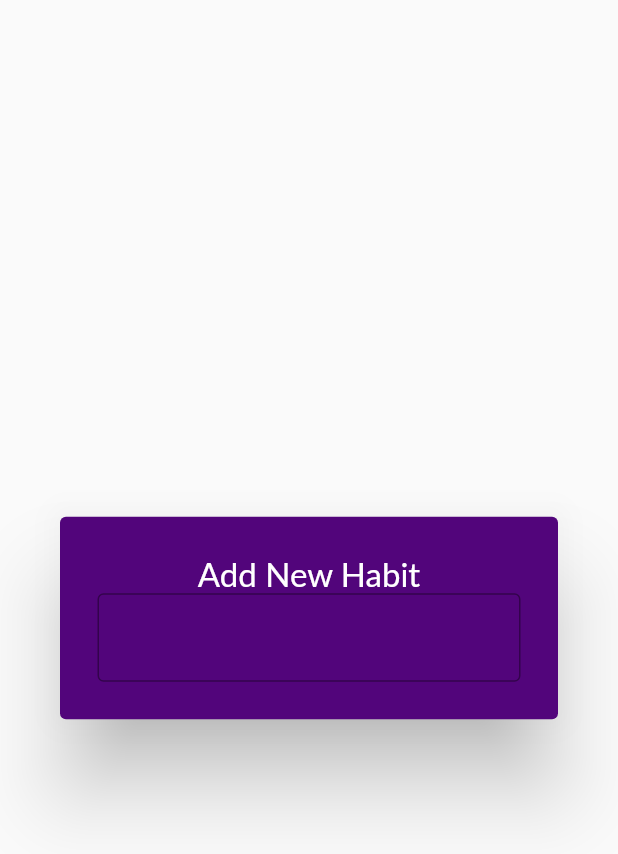
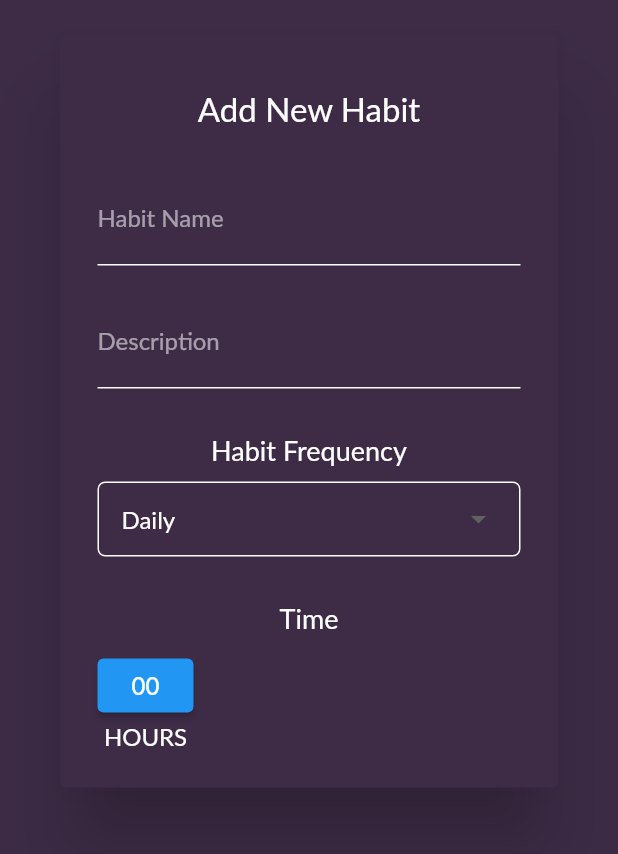
Before and after one commit to Mastagoon/habit-make, a Flutter app: the AddHabitDialog widget shown alone on an empty page, opened directly, on a phone screen of 412 x 824 dp. Shown: the top 854 px of the screen. Run offline on Flutter 3.47's test engine with Material 2 defaults, Android fonts, the phone set to English and light mode, and no system bars; our stand-ins replace percent_indicator; missing offline and left inert: isoweek; Roboto replaces fonts that are missing (Lato).

Commit message:
add new habit modal

```diff
--- a/lib/constants/colors.dart
+++ b/lib/constants/colors.dart
@@ -1,5 +1,6 @@
 final primaryColor = 0xffBC6FF1;
 final secondaryColor = 0xff52057B;
+final secondaryColorDark = 0xff3E2C47;
 final accentColor = 0xff212121;
 final mainBackgroundColor = 0xff000000;
 final darkSeperator = 0xff707070;
--- a/lib/main.dart
+++ b/lib/main.dart
@@ -7,6 +7,7 @@ void main() => runApp(
       MaterialApp(
         title: "Habit Maker",
         theme: ThemeData(
+          canvasColor: Color(secondaryColorDark),
           primaryColor: Color(secondaryColor),
           fontFamily: "Lato",
           bottomSheetTheme:
--- a/lib/screens/components/add_habit.dart
+++ b/lib/screens/components/add_habit.dart
@@ -12,26 +12,148 @@ class AddHabitDialog extends StatefulWidget {
 }
 
 class _AddHabitDialogState extends State<AddHabitDialog> {
+  // list
+  static final List<String> frequency = <String>["Daily", "Weekly", "Monthly"];
+  String dropdownChoice = frequency.first;
+
+  @override
+  void initState() {
+    super.initState();
+  }
+
   @override
   Widget build(BuildContext context) {
     return BackdropFilter(
       filter: ImageFilter.blur(sigmaX: 20, sigmaY: 20),
+      child: SingleChildScrollView(
         child: Dialog(
-        backgroundColor: Color(secondaryColor),
+          backgroundColor: Color(secondaryColorDark),
           child: Container(
             padding: EdgeInsets.all(25),
             child: Column(
               mainAxisSize: MainAxisSize.min,
               children: [
                 // title
-              Text(
+                Container(
+                  padding: EdgeInsets.fromLTRB(0, 10, 0, 30),
+                  child: Text(
                     "Add New Habit",
                     style: lightText(22),
                   ),
+                ),
                 TextField(
-                decoration: InputDecoration(border: OutlineInputBorder()),
+                  style: lightText(18),
+                  decoration: InputDecoration(
+                    border: UnderlineInputBorder(
+                      borderSide: BorderSide(color: Colors.white),
+                    ),
+                    enabledBorder: UnderlineInputBorder(
+                      borderSide: BorderSide(color: Colors.white),
+                    ),
+                    // focusedBorder: UnderlineInputBorder(
+                    //   borderSide: BorderSide(color: Color(primaryColor)),
+                    // ),
+                    labelText: "Habit Name",
+                    labelStyle: hintText(16),
+                    fillColor: Colors.white,
+                    // prefixIcon: Icon(Icons.description),
+                  ),
+                ),
+                SizedBox(
+                  height: 20,
+                ),
+                TextField(
+                  style: lightText(18),
+                  decoration: InputDecoration(
+                    border: UnderlineInputBorder(
+                      borderSide: BorderSide(color: Colors.white),
+                    ),
+                    enabledBorder: UnderlineInputBorder(
+                      borderSide: BorderSide(color: Colors.white),
+                    ),
+                    // focusedBorder: UnderlineInputBorder(
+                    //   borderSide: BorderSide(color: Color(primaryColor)),
+                    // ),
+                    labelText: "Description",
+                    labelStyle: hintText(16),
+                  ),
+                ),
+                SizedBox(
+                  height: 20,
+                ),
+                Container(
+                  padding: EdgeInsets.only(top: 10, bottom: 10),
+                  child: Text(
+                    "Habit Frequency",
+                    style: lightText(18),
+                  ),
+                ),
+                Container(
+                  padding: EdgeInsets.symmetric(horizontal: 15),
+                  decoration: BoxDecoration(
+                    borderRadius: BorderRadius.circular(5),
+                    color: Color(secondaryColorDark),
+                    border: Border.all(color: Colors.white),
+                  ),
+                  child: Column(
+                    crossAxisAlignment: CrossAxisAlignment.stretch,
+                    children: [
+                      DropdownButtonHideUnderline(
+                        // #TODO create your own dropdown menu
+                        child: DropdownButton(
+                          isExpanded: true,
+                          value: dropdownChoice,
+                          items: frequency
+                              .map(
+                                (item) => DropdownMenuItem<String>(
+                                  child: Text(
+                                    item,
+                                    style: lightText(16),
+                                  ),
+                                  value: item,
+                                ),
+                              )
+                              .toList(),
+                          onChanged: (value) => setState(() {
+                            this.dropdownChoice = value.toString();
+                          }),
+                        ),
+                      ),
+                    ],
+                  ),
+                ),
+                SizedBox(
+                  height: 20,
+                ),
+                Container(
+                  padding: EdgeInsets.only(top: 10, bottom: 10),
+                  child: Text(
+                    "Time",
+                    style: lightText(18),
+                  ),
+                ),
+                // choose time
+                Row(
+                  children: [
+                    Column(
+                      children: [
+                        ElevatedButton(
+                          onPressed: () {},
+                          child: Text(
+                            "00",
+                            style: lightText(16),
+                          ),
+                        ),
+                        Text(
+                          "HOURS",
+                          style: lightText(16),
+                        ),
+                      ],
                     )
                   ],
+                )
+              ],
+            ),
           ),
         ),
       ),
--- a/lib/screens/home.dart
+++ b/lib/screens/home.dart
@@ -17,6 +17,7 @@ class _HomeState extends State<Home> {
   @override
   Widget build(BuildContext context) {
     return Scaffold(
+      resizeToAvoidBottomInset: false,
       appBar: AppBar(
         title: Text("Habit Builder"),
         leading: Icon(
@@ -44,7 +45,6 @@ class _HomeState extends State<Home> {
           ),
         ],
       ),
-      resizeToAvoidBottomInset: false,
       body: Container(
         decoration: BoxDecoration(color: Color(mainBackgroundColor)),
         // margin: MediaQuery.of(context).padding,
```
Lines whose indentation alone changed are shown as unchanged.
